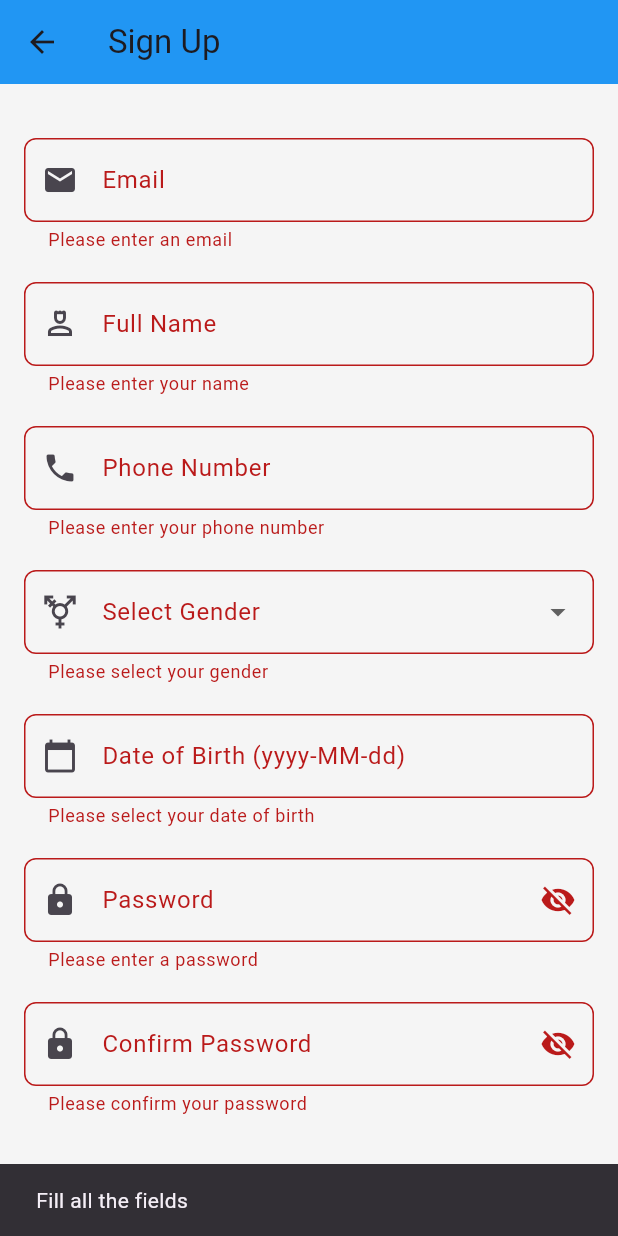
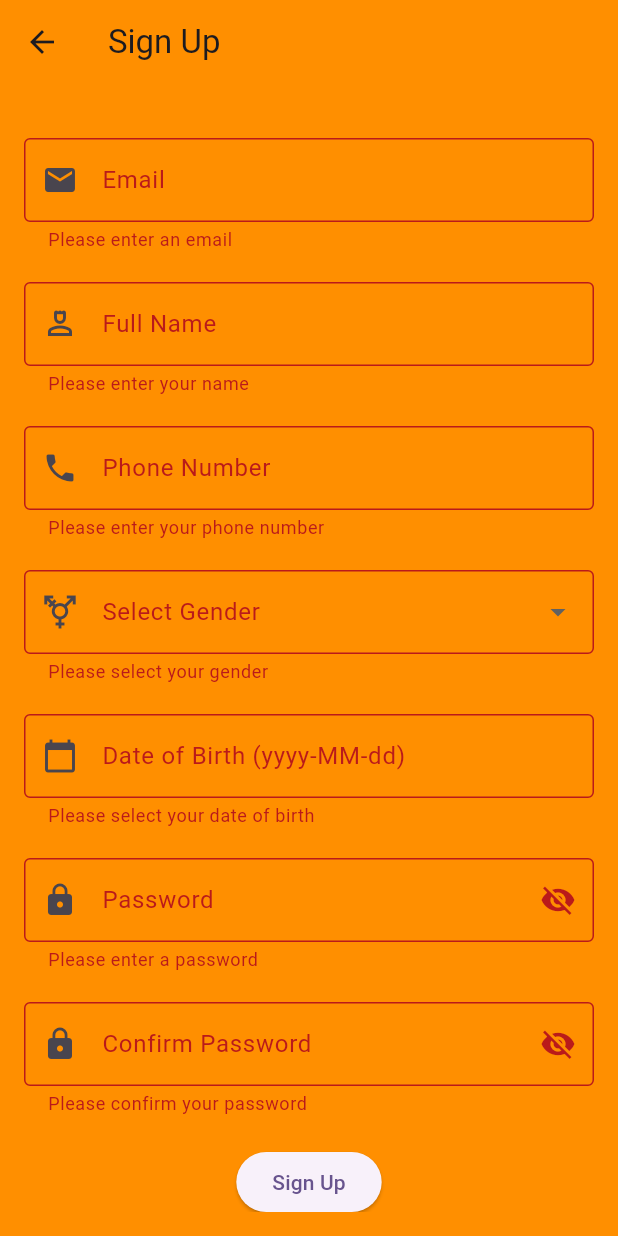
Before and after one commit to BipanaPokharel/GenFit, a Flutter app: the SignUp screen opened directly, after a tap on "Sign Up", on a phone screen of 412 x 824 dp. Run offline on Flutter 3.47's test engine with Material 3 defaults, Android fonts, the phone set to English and light mode, and no system bars; our stand-ins replace cached_network_image, flutter_riverpod, flutter_slidable, flutter_staggered_animations, google_fonts, lottie and 1 more.

Commit message:
Initial commit for frontend

```diff
--- a/lib/features/presentation/signup/signup.dart
+++ b/lib/features/presentation/signup/signup.dart
@@ -1,7 +1,9 @@
-import 'package:flutter/foundation.dart';
 import 'package:flutter/material.dart';
 import 'package:flutter/services.dart';
+import 'package:fyp/features/presentation/login/login.dart';
 import 'package:intl/intl.dart';
+import 'package:http/http.dart' as http;
+import 'dart:convert';
 
 class SignUp extends StatefulWidget {
   const SignUp({super.key});
@@ -17,6 +19,7 @@ class _SignUpState extends State<SignUp> {
   bool _obscureConfirmPassword = true;
   DateTime? _dateOfBirth;
   String? _gender;
+
   final TextEditingController _dobController = TextEditingController();
   final TextEditingController _name = TextEditingController();
   final TextEditingController _email = TextEditingController();
@@ -24,13 +27,60 @@ class _SignUpState extends State<SignUp> {
   final TextEditingController _confirmPassword = TextEditingController();
   final TextEditingController _phoneNumber = TextEditingController();
 
+  Future<void> signup() async {
+    if (_formKey.currentState!.validate()) {
+      final response = await http.post(
+        Uri.parse(
+            'http://localhost:3000/api/signup'), // Change this to your actual endpoint
+        headers: {
+          'Content-Type': 'application/json',
+        },
+        body: jsonEncode({
+          'username': _name.text,
+          'email': _email.text,
+          'password': _password.text,
+          'profile_pic':
+              'url_to_profile_pic', // Optional, change as per your logic
+          'fitness_goal': 'Your fitness goal here', // Optional
+          'phone_number': _phoneNumber.text, // Optional, added phone number
+          'dob': _dateOfBirth != null
+              ? DateFormat('yyyy-MM-dd').format(_dateOfBirth!) // Format date
+              : null,
+          'gender': _gender,
+        }),
+      );
+
+      if (response.statusCode == 201) {
+        // Handle successful signup
+        final responseData = json.decode(response.body);
+        ScaffoldMessenger.of(context).showSnackBar(
+          SnackBar(
+              content: Text('Signup successful: ${responseData['message']}')),
+        );
+        // Navigate to the Login page after successful signup
+        Navigator.pushReplacement(
+          context,
+          MaterialPageRoute(
+              builder: (context) =>
+                  Login()), // Replace with your login page widget
+        );
+      } else {
+        // Handle error response
+        final errorData = json.decode(response.body);
+        ScaffoldMessenger.of(context).showSnackBar(
+          SnackBar(content: Text('Signup failed: ${errorData['message']}')),
+        );
+      }
+    }
+  }
+
   @override
   Widget build(BuildContext context) {
     return Scaffold(
-      backgroundColor: const Color(0xFFf5f5f5),
+      backgroundColor: Colors.amber[800],
       appBar: AppBar(
         title: const Text('Sign Up'),
-        backgroundColor: const Color(0xFF2196F3),
+        backgroundColor: Colors.amber[800],
       ),
       body: Padding(
         padding: const EdgeInsets.all(16.0),
@@ -43,12 +93,10 @@ class _SignUpState extends State<SignUp> {
                 const SizedBox(height: 20),
                 TextFormField(
                   controller: _email,
-                  decoration: InputDecoration(
+                  decoration: const InputDecoration(
                     labelText: 'Email',
-                    border: OutlineInputBorder(
-                      borderRadius: BorderRadius.circular(8.0),
-                    ),
-                    prefixIcon: const Icon(Icons.email),
+                    border: OutlineInputBorder(),
+                    prefixIcon: Icon(Icons.email),
                   ),
                   validator: (value) {
                     if (value == null || value.isEmpty) {
@@ -64,20 +112,14 @@ class _SignUpState extends State<SignUp> {
                 const SizedBox(height: 20),
                 TextFormField(
                   controller: _name,
-                  decoration: InputDecoration(
+                  decoration: const InputDecoration(
                     labelText: 'Full Name',
-                    border: OutlineInputBorder(
-                      borderRadius: BorderRadius.circular(8.0),
-                    ),
-                    prefixIcon: const Icon(Icons.person_4_outlined),
+                    border: OutlineInputBorder(),
+                    prefixIcon: Icon(Icons.person_4_outlined),
                   ),
                   validator: (value) {
                     if (value == null || value.isEmpty) {
                       return 'Please enter your name';
-                    }
-                    final usernameRegex = RegExp(r'^[a-zA-Z]+$');
-                    if (!usernameRegex.hasMatch(value)) {
-                      return 'Please enter a valid username with letters only';
                     }
                     if (value.length < 5) {
                       return 'Name should be at least 5 characters';
@@ -90,33 +132,27 @@ class _SignUpState extends State<SignUp> {
                   controller: _phoneNumber,
                   maxLength: 10,
                   inputFormatters: [FilteringTextInputFormatter.digitsOnly],
-                  decoration: InputDecoration(
-                    labelText: 'Phone Number',
-                    border: OutlineInputBorder(
-                      borderRadius: BorderRadius.circular(8.0),
-                    ),
-                    prefixIcon: const Icon(Icons.phone),
-                    counterText: "",
-                  ),
+                  decoration: const InputDecoration(
+                      labelText: 'Phone Number',
+                      border: OutlineInputBorder(),
+                      prefixIcon: Icon(Icons.phone),
+                      counterText: ""),
                   validator: (value) {
                     if (value == null || value.isEmpty) {
                       return 'Please enter your phone number';
                     }
-
                     if (value.length < 10) {
-                      return 'Phone number should be at least 10 digits';
+                      return "Phone number should be at least 10 digits";
                     }
                     return null;
                   },
                 ),
                 const SizedBox(height: 20),
                 DropdownButtonFormField<String>(
-                  decoration: InputDecoration(
+                  decoration: const InputDecoration(
                     labelText: 'Select Gender',
-                    border: OutlineInputBorder(
-                      borderRadius: BorderRadius.circular(8.0),
-                    ),
-                    prefixIcon: const Icon(Icons.transgender_sharp),
+                    border: OutlineInputBorder(),
+                    prefixIcon: Icon(Icons.transgender_sharp),
                   ),
                   value: _gender,
                   items: const [
@@ -157,12 +193,10 @@ class _SignUpState extends State<SignUp> {
                     child: TextFormField(
                       controller: _dobController,
                       readOnly: true,
-                      decoration: InputDecoration(
+                      decoration: const InputDecoration(
                         labelText: 'Date of Birth (yyyy-MM-dd)',
-                        border: OutlineInputBorder(
-                          borderRadius: BorderRadius.circular(8.0),
-                        ),
-                        prefixIcon: const Icon(Icons.calendar_today),
+                        border: OutlineInputBorder(),
+                        prefixIcon: Icon(Icons.calendar_today),
                       ),
                       validator: (value) {
                         if (value == null || value.isEmpty) {
@@ -179,16 +213,12 @@ class _SignUpState extends State<SignUp> {
                   obscureText: _obscurePassword,
                   decoration: InputDecoration(
                     labelText: 'Password',
-                    border: OutlineInputBorder(
-                      borderRadius: BorderRadius.circular(8.0),
-                    ),
+                    border: const OutlineInputBorder(),
                     prefixIcon: const Icon(Icons.lock),
                     suffixIcon: IconButton(
-                      icon: Icon(
-                        _obscurePassword
-                            ? Icons.visibility_off
-                            : Icons.visibility,
-                      ),
+                      icon: Icon(_obscurePassword
+                          ? Icons.visibility_off
+                          : Icons.visibility),
                       onPressed: () {
                         setState(() {
                           _obscurePassword = !_obscurePassword;
@@ -211,16 +241,12 @@ class _SignUpState extends State<SignUp> {
                   controller: _confirmPassword,
                   decoration: InputDecoration(
                     labelText: 'Confirm Password',
-                    border: OutlineInputBorder(
-                      borderRadius: BorderRadius.circular(8.0),
-                    ),
+                    border: const OutlineInputBorder(),
                     prefixIcon: const Icon(Icons.lock),
                     suffixIcon: IconButton(
-                      icon: Icon(
-                        _obscureConfirmPassword
-                            ? Icons.visibility_off
-                            : Icons.visibility,
-                      ),
+                      icon: Icon(_obscureConfirmPassword
+                          ? Icons.visibility_off
+                          : Icons.visibility),
                       onPressed: () {
                         setState(() {
                           _obscureConfirmPassword = !_obscureConfirmPassword;
@@ -238,38 +264,10 @@ class _SignUpState extends State<SignUp> {
                   },
                 ),
                 const SizedBox(height: 20),
-                Row(
-                  children: [
-                    Radio<bool>(
-                      value: true,
-                      groupValue: _rememberMe,
-                      onChanged: (bool? value) {
-                        setState(() {
-                          _rememberMe = value;
-                        });
-                      },
-                    ),
-                    const Text('Remember me'),
-                  ],
-                ),
-                const SizedBox(height: 20),
                 ElevatedButton(
-                  onPressed: () {
-                    if (_formKey.currentState!.validate()) {
-                      // Handle sign-up logic
-                    } else {
-                      ScaffoldMessenger.of(context).showSnackBar(
-                        const SnackBar(content: Text("Fill all the fields")),
-                      );
-                    }
-                  },
-                  style: ElevatedButton.styleFrom(
-                    backgroundColor:
-                        const Color(0xFF2196F3),
-                  ),
+                  onPressed: signup, // Call the signup function when pressed
                   child: const Text('Sign Up'),
                 ),
-                const SizedBox(height: 20),
               ],
             ),
           ),
@@ -277,11 +275,4 @@ class _SignUpState extends State<SignUp> {
       ),
     );
   }
-
-  @override
-  void debugFillProperties(DiagnosticPropertiesBuilder properties) {
-    super.debugFillProperties(properties);
-    properties
-        .add(DiagnosticsProperty<DateTime?>('_dateOfBirth', _dateOfBirth));
-  }
 }
--- a/pubspec.yaml
+++ b/pubspec.yaml
@@ -20,6 +20,7 @@ dependencies:
   image_picker: ^1.1.2
   cached_network_image: ^3.4.1
   youtube_player_flutter: ^9.1.1
+  http: ^1.2.2
 
 dev_dependencies:
   flutter_test:
```
Also changed, not shown: pubspec.lock.
